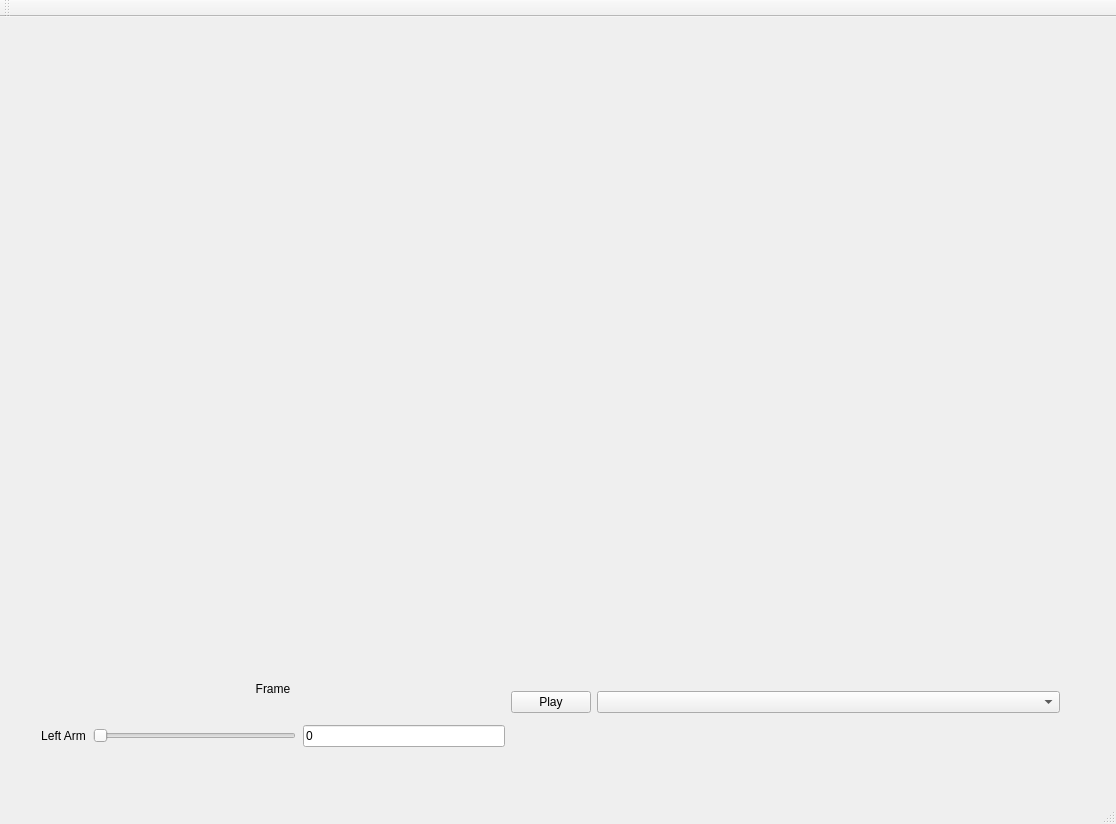
The window that PageantryDesigner/TopWindow.ui (dallas1287/PageantryDesigner) describes before a commit, drawn with Qt 5.
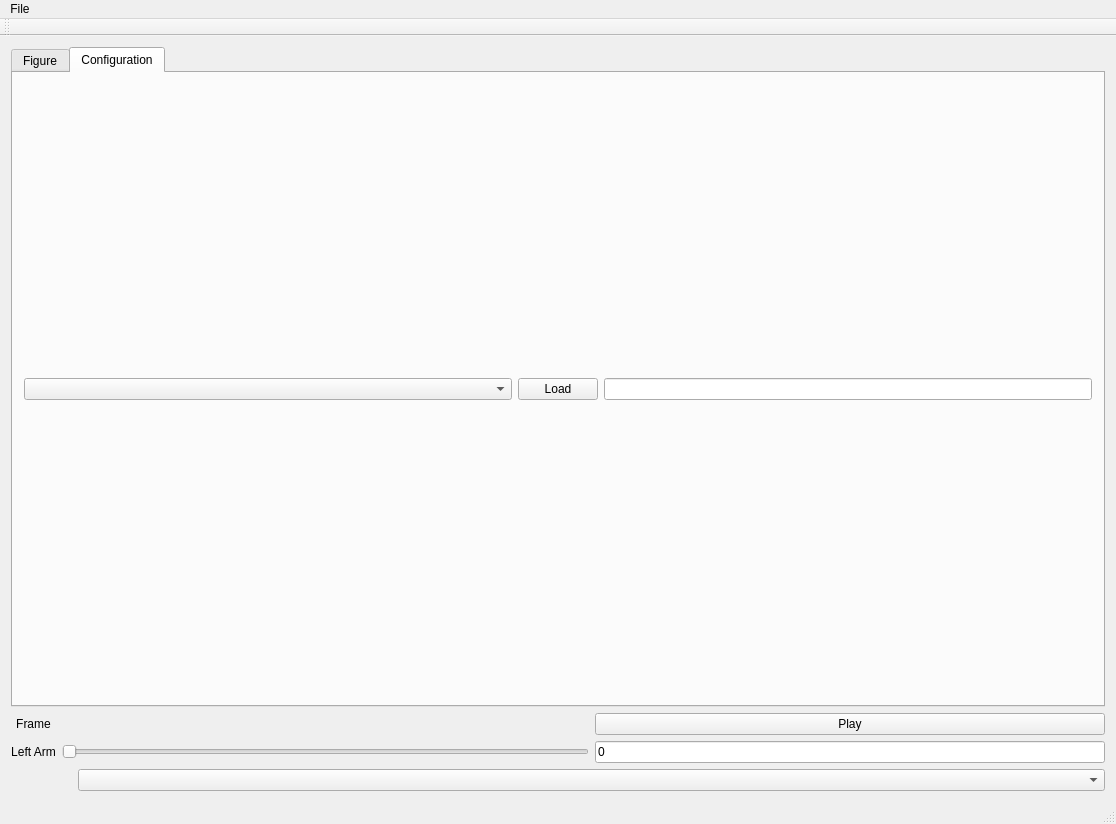
The same window after the commit. The open tabs and pages were chosen to show the change.

What changed in the file:
```diff
--- a/PageantryDesigner/TopWindow.ui
+++ b/PageantryDesigner/TopWindow.ui
@@ -14,58 +14,8 @@
    <string>TopWindow</string>
   </property>
   <widget class="QWidget" name="centralWidget">
-   <widget class="QWidget" name="horizontalLayoutWidget">
-    <property name="geometry">
-     <rect>
-      <x>30</x>
-      <y>30</y>
-      <width>1041</width>
-      <height>591</height>
-     </rect>
-    </property>
-    <layout class="QHBoxLayout" name="graphicsLayout"/>
-   </widget>
-   <widget class="QWidget" name="horizontalLayoutWidget_2">
-    <property name="geometry">
-     <rect>
-      <x>30</x>
-      <y>630</y>
-      <width>1041</width>
-      <height>111</height>
-     </rect>
-    </property>
-    <layout class="QHBoxLayout" name="horizontalLayout">
-     <item>
-      <layout class="QVBoxLayout" name="verticalLayout">
-       <item>
-        <widget class="QLabel" name="label_FrameCt">
-         <property name="text">
-          <string>Frame</string>
-         </property>
-         <property name="alignment">
-          <set>Qt::AlignCenter</set>
-         </property>
-        </widget>
-       </item>
-       <item>
-        <layout class="QHBoxLayout" name="LeftArmHLayout">
-         <property name="spacing">
-          <number>7</number>
-         </property>
-         <item>
-          <widget class="QLabel" name="armLabel">
-           <property name="text">
-            <string>Left Arm</string>
-           </property>
-           <property name="alignment">
-            <set>Qt::AlignCenter</set>
-           </property>
-           <property name="margin">
-            <number>4</number>
-           </property>
-          </widget>
-         </item>
-         <item>
+   <layout class="QGridLayout" name="gridLayout">
+    <item row="3" column="1" colspan="2">
           <widget class="QSlider" name="armSlider">
            <property name="sizePolicy">
             <sizepolicy hsizetype="Expanding" vsizetype="Fixed">
@@ -84,25 +34,50 @@
            </property>
           </widget>
          </item>
-         <item>
-          <widget class="QLineEdit" name="armLineEdit">
+    <item row="3" column="0">
+     <widget class="QLabel" name="armLabel">
            <property name="text">
-            <string>0</string>
-           </property>
-          </widget>
-         </item>
-        </layout>
-       </item>
-      </layout>
-     </item>
-     <item>
+       <string>Left Arm</string>
+      </property>
+      <property name="alignment">
+       <set>Qt::AlignCenter</set>
+      </property>
+      <property name="margin">
+       <number>4</number>
+      </property>
+     </widget>
+    </item>
+    <item row="2" column="2">
+     <spacer name="horizontalSpacer">
+      <property name="orientation">
+       <enum>Qt::Horizontal</enum>
+      </property>
+      <property name="sizeHint" stdset="0">
+       <size>
+        <width>505</width>
+        <height>20</height>
+       </size>
+      </property>
+     </spacer>
+    </item>
+    <item row="2" column="0">
+     <widget class="QLabel" name="label_FrameCt">
+      <property name="text">
+       <string>Frame</string>
+      </property>
+      <property name="alignment">
+       <set>Qt::AlignCenter</set>
+      </property>
+     </widget>
+    </item>
+    <item row="2" column="3">
       <widget class="QPushButton" name="btnPlay">
        <property name="text">
         <string>Play</string>
        </property>
       </widget>
      </item>
-     <item>
+    <item row="4" column="2" colspan="2">
       <widget class="QComboBox" name="cbAnimations">
        <property name="sizePolicy">
         <sizepolicy hsizetype="Expanding" vsizetype="Fixed">
@@ -112,8 +87,78 @@
        </property>
       </widget>
      </item>
-    </layout>
-   </widget>
+    <item row="3" column="3">
+     <widget class="QLineEdit" name="armLineEdit">
+      <property name="text">
+       <string>0</string>
+      </property>
+     </widget>
+    </item>
+    <item row="4" column="0" colspan="2">
+     <spacer name="horizontalSpacer_2">
+      <property name="orientation">
+       <enum>Qt::Horizontal</enum>
+      </property>
+      <property name="sizeHint" stdset="0">
+       <size>
+        <width>61</width>
+        <height>20</height>
+       </size>
+      </property>
+     </spacer>
+    </item>
+    <item row="0" column="0" colspan="4">
+     <layout class="QHBoxLayout" name="graphicsTabsLayout">
+      <property name="sizeConstraint">
+       <enum>QLayout::SetDefaultConstraint</enum>
+      </property>
+      <item>
+       <widget class="QTabWidget" name="tabWidget">
+        <property name="currentIndex">
+         <number>0</number>
+        </property>
+        <widget class="QWidget" name="graphicsTab">
+         <attribute name="title">
+          <string>Figure</string>
+         </attribute>
+         <layout class="QGridLayout" name="gridLayout_2">
+          <item row="0" column="0">
+           <layout class="QHBoxLayout" name="graphicsLayout"/>
+          </item>
+         </layout>
+        </widget>
+        <widget class="QWidget" name="configTab">
+         <attribute name="title">
+          <string>Configuration</string>
+         </attribute>
+         <layout class="QGridLayout" name="gridLayout_3">
+          <item row="0" column="0">
+           <widget class="QComboBox" name="cbMeshes">
+            <property name="sizePolicy">
+             <sizepolicy hsizetype="Expanding" vsizetype="Fixed">
+              <horstretch>0</horstretch>
+              <verstretch>0</verstretch>
+             </sizepolicy>
+            </property>
+           </widget>
+          </item>
+          <item row="0" column="1">
+           <widget class="QPushButton" name="btnLoadTexture">
+            <property name="text">
+             <string>Load</string>
+            </property>
+           </widget>
+          </item>
+          <item row="0" column="2">
+           <widget class="QLineEdit" name="leTexturePath"/>
+          </item>
+         </layout>
+        </widget>
+       </widget>
+      </item>
+     </layout>
+    </item>
+   </layout>
   </widget>
   <widget class="QMenuBar" name="menuBar">
    <property name="geometry">
@@ -124,6 +169,13 @@
      <height>26</height>
     </rect>
    </property>
+   <widget class="QMenu" name="menuFile">
+    <property name="title">
+     <string>File</string>
+    </property>
+    <addaction name="actionOpen"/>
+   </widget>
+   <addaction name="menuFile"/>
   </widget>
   <widget class="QToolBar" name="mainToolBar">
    <attribute name="toolBarArea">
```
Left out of the diff: 10 changed lines with no effect on the pictures. Lines whose indentation alone changed are shown as unchanged.
